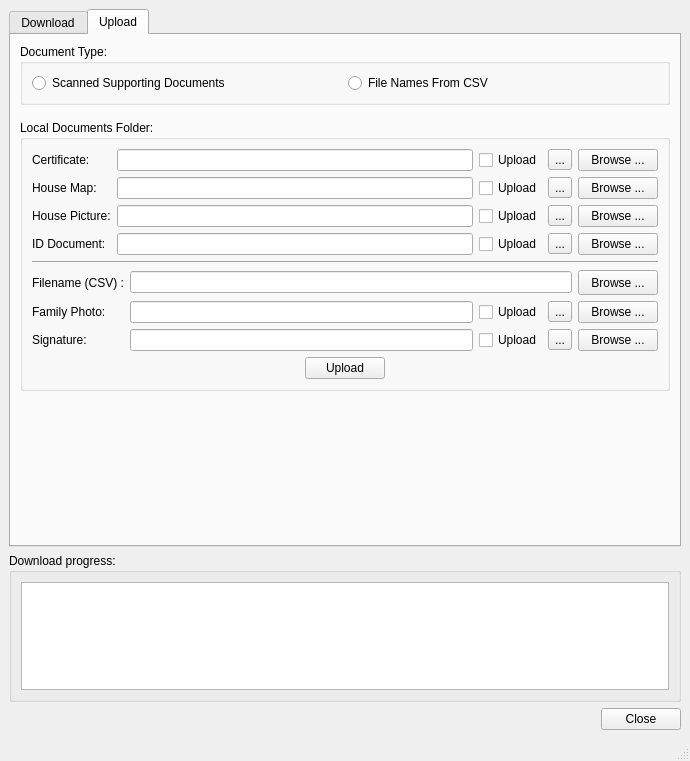
Above: ui/ui_document_downloader_win.ui from gltn/stdm before the change. Below: the same form after it.
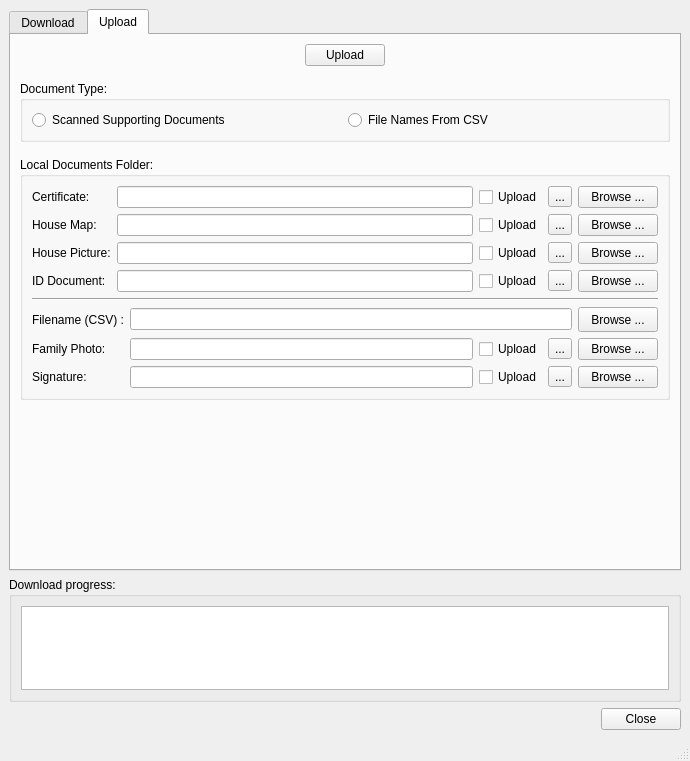
That is the form after the change.

Commit message:
DocumentDownloader: Removed unused widgets
This patch removed the unused widgets in the upload page of the
document downloader.

```diff
--- a/ui/ui_document_downloader_win.ui
+++ b/ui/ui_document_downloader_win.ui
@@ -365,6 +365,56 @@
         <property name="bottomMargin">
          <number>9</number>
         </property>
+        <item>
+         <spacer name="verticalSpacer_2">
+          <property name="orientation">
+           <enum>Qt::Vertical</enum>
+          </property>
+          <property name="sizeHint" stdset="0">
+           <size>
+            <width>20</width>
+            <height>40</height>
+           </size>
+          </property>
+         </spacer>
+        </item>
+        <item>
+         <layout class="QHBoxLayout" name="horizontalLayout_6">
+          <item>
+           <spacer name="horizontalSpacer_4">
+            <property name="orientation">
+             <enum>Qt::Horizontal</enum>
+            </property>
+            <property name="sizeHint" stdset="0">
+             <size>
+              <width>40</width>
+              <height>20</height>
+             </size>
+            </property>
+           </spacer>
+          </item>
+          <item>
+           <widget class="QPushButton" name="btnUpload">
+            <property name="text">
+             <string>Upload</string>
+            </property>
+           </widget>
+          </item>
+          <item>
+           <spacer name="horizontalSpacer_5">
+            <property name="orientation">
+             <enum>Qt::Horizontal</enum>
+            </property>
+            <property name="sizeHint" stdset="0">
+             <size>
+              <width>40</width>
+              <height>20</height>
+             </size>
+            </property>
+           </spacer>
+          </item>
+         </layout>
+        </item>
         <item>
          <widget class="QGroupBox" name="groupBox_5">
           <property name="title">
@@ -621,43 +671,6 @@
              </item>
             </layout>
            </item>
-           <item>
-            <layout class="QHBoxLayout" name="horizontalLayout_6">
-             <item>
-              <spacer name="horizontalSpacer_4">
-               <property name="orientation">
-                <enum>Qt::Horizontal</enum>
-               </property>
-               <property name="sizeHint" stdset="0">
-                <size>
-                 <width>40</width>
-                 <height>20</height>
-                </size>
-               </property>
-              </spacer>
-             </item>
-             <item>
-              <widget class="QPushButton" name="btnUpload">
-               <property name="text">
-                <string>Upload</string>
-               </property>
-              </widget>
-             </item>
-             <item>
-              <spacer name="horizontalSpacer_5">
-               <property name="orientation">
-                <enum>Qt::Horizontal</enum>
-               </property>
-               <property name="sizeHint" stdset="0">
-                <size>
-                 <width>40</width>
-                 <height>20</height>
-                </size>
-               </property>
-              </spacer>
-             </item>
-            </layout>
-           </item>
           </layout>
          </widget>
         </item>
```
The commit also changes 2 other files.
